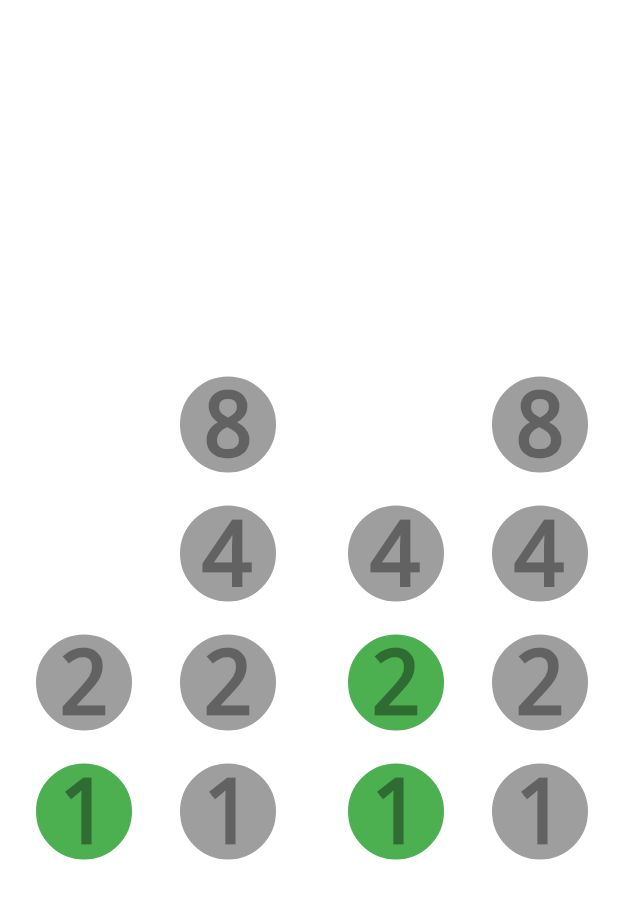
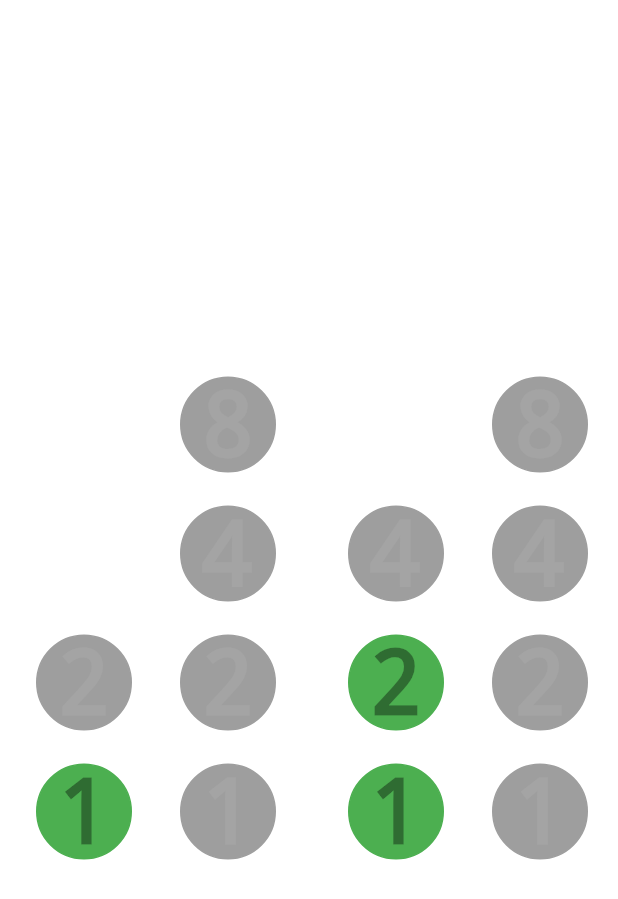
Before and after one commit to adcaine/flutter_binary_clock, a Flutter app: the screen it shows after launch, on a phone screen of 412 x 824 dp. Shown: the top 899 px of the screen. Run offline on Flutter 3.47's test engine with Material 2 defaults, Android fonts, the phone set to English and light mode, and no system bars.

Commit message:
Make text faintly visible when light bulb is off

```diff
--- a/lib/light_bulb.dart
+++ b/lib/light_bulb.dart
@@ -42,7 +42,7 @@ class LightBulb extends StatelessWidget {
           text,
           style: TextStyle(
               fontSize: diameter - 4,
-              color: offColor,
+              color: isOn ? offColor : Color(0x0FFFFFFF),
               decoration: TextDecoration.none),
         )
       ],
```
